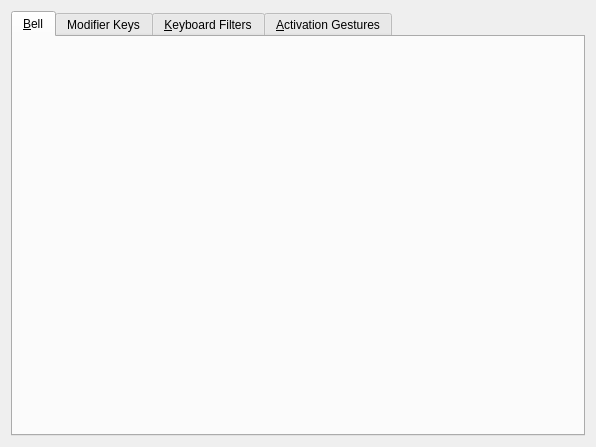
Sonic-DE/sonic-desktop-interface, file kcms/access/accessibility.ui: the form before one commit.
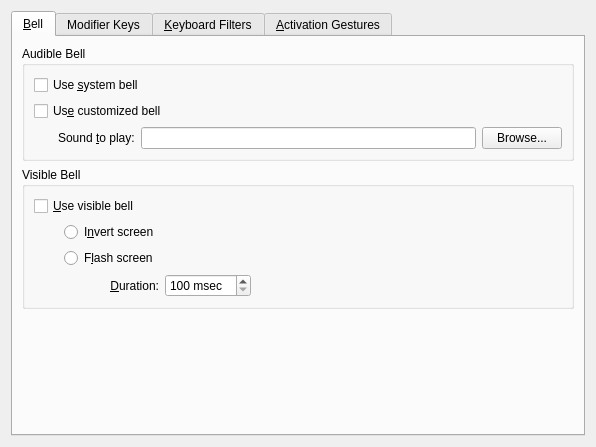
The form after the commit. Custom widgets are drawn as their Qt base class.

Commit message:
Move the bell config into the .ui file
In addition it slightly adjusts the description texts and uses them as
tooltip instead of whats this.

```diff
--- a/kcms/access/accessibility.ui
+++ b/kcms/access/accessibility.ui
@@ -23,6 +23,204 @@
       <attribute name="title">
        <string>&amp;Bell</string>
       </attribute>
+      <layout class="QVBoxLayout" name="verticalLayout_3">
+       <item>
+        <widget class="QGroupBox" name="groupBox">
+         <property name="title">
+          <string>Audible Bell</string>
+         </property>
+         <layout class="QVBoxLayout" name="verticalLayout_2">
+          <item>
+           <widget class="QCheckBox" name="systemBell">
+            <property name="toolTip">
+             <string>If this option is checked, the default system bell will be used. Usually, this is just a &quot;beep&quot;.</string>
+            </property>
+            <property name="text">
+             <string>Use &amp;system bell</string>
+            </property>
+           </widget>
+          </item>
+          <item>
+           <widget class="QCheckBox" name="customBell">
+            <property name="toolTip">
+             <string>Check this option if you want to use a customized bell, playing a sound file. If you do this, you will probably want to turn off the system bell.</string>
+            </property>
+            <property name="text">
+             <string>Us&amp;e customized bell</string>
+            </property>
+           </widget>
+          </item>
+          <item>
+           <layout class="QHBoxLayout" name="horizontalLayout">
+            <item>
+             <spacer name="horizontalSpacer">
+              <property name="orientation">
+               <enum>Qt::Horizontal</enum>
+              </property>
+              <property name="sizeType">
+               <enum>QSizePolicy::Fixed</enum>
+              </property>
+              <property name="sizeHint" stdset="0">
+               <size>
+                <width>24</width>
+                <height>20</height>
+               </size>
+              </property>
+             </spacer>
+            </item>
+            <item>
+             <widget class="QLabel" name="soundLabel">
+              <property name="toolTip">
+               <string>If the option &quot;Use customized bell&quot; is enabled, you can choose a sound file here. Click &quot;Browse...&quot; to choose a sound file using the file dialog.</string>
+              </property>
+              <property name="text">
+               <string>Sound &amp;to play:</string>
+              </property>
+              <property name="buddy">
+               <cstring>soundEdit</cstring>
+              </property>
+             </widget>
+            </item>
+            <item>
+             <widget class="QLineEdit" name="soundEdit">
+              <property name="toolTip">
+               <string>If the option &quot;Use customized bell&quot; is enabled, you can choose a sound file here. Click &quot;Browse...&quot; to choose a sound file using the file dialog.</string>
+              </property>
+             </widget>
+            </item>
+            <item>
+             <widget class="QPushButton" name="soundButton">
+              <property name="toolTip">
+               <string>If the option &quot;Use customized bell&quot; is enabled, you can choose a sound file here. Click &quot;Browse...&quot; to choose a sound file using the file dialog.</string>
+              </property>
+              <property name="text">
+               <string>Browse...</string>
+              </property>
+             </widget>
+            </item>
+           </layout>
+          </item>
+         </layout>
+        </widget>
+       </item>
+       <item>
+        <widget class="QGroupBox" name="groupBox_2">
+         <property name="title">
+          <string>Visible Bell</string>
+         </property>
+         <layout class="QGridLayout" name="gridLayout">
+          <item row="0" column="0" colspan="4">
+           <widget class="QCheckBox" name="visibleBell">
+            <property name="toolTip">
+             <string>This option will turn on the &quot;visible bell&quot;, i.e. a visible notification shown every time that normally just a bell would occur. This is especially useful for deaf people.</string>
+            </property>
+            <property name="text">
+             <string>&amp;Use visible bell</string>
+            </property>
+           </widget>
+          </item>
+          <item row="3" column="1">
+           <widget class="QRadioButton" name="flashScreen">
+            <property name="toolTip">
+             <string>The screen will turn to a custom color for the amount of time specified below.</string>
+            </property>
+            <property name="text">
+             <string>F&amp;lash screen</string>
+            </property>
+           </widget>
+          </item>
+          <item row="2" column="1">
+           <widget class="QRadioButton" name="invertScreen">
+            <property name="toolTip">
+             <string>All screen colors will be inverted for the amount of time specified below.</string>
+            </property>
+            <property name="text">
+             <string>I&amp;nvert screen</string>
+            </property>
+           </widget>
+          </item>
+          <item row="2" column="0">
+           <spacer name="horizontalSpacer_2">
+            <property name="orientation">
+             <enum>Qt::Horizontal</enum>
+            </property>
+            <property name="sizeType">
+             <enum>QSizePolicy::Fixed</enum>
+            </property>
+            <property name="sizeHint" stdset="0">
+             <size>
+              <width>24</width>
+              <height>20</height>
+             </size>
+            </property>
+           </spacer>
+          </item>
+          <item row="3" column="2">
+           <widget class="KColorButton" name="colorButton" native="true">
+            <property name="toolTip">
+             <string>Click here to choose the color used for the &quot;flash screen&quot; visible bell.</string>
+            </property>
+           </widget>
+          </item>
+          <item row="4" column="1">
+           <widget class="QLabel" name="label">
+            <property name="text">
+             <string>&amp;Duration:</string>
+            </property>
+            <property name="alignment">
+             <set>Qt::AlignRight|Qt::AlignTrailing|Qt::AlignVCenter</set>
+            </property>
+            <property name="buddy">
+             <cstring>duration</cstring>
+            </property>
+           </widget>
+          </item>
+          <item row="4" column="2">
+           <widget class="QSpinBox" name="duration">
+            <property name="toolTip">
+             <string>Here you can customize the duration of the &quot;visible bell&quot; effect being shown.</string>
+            </property>
+            <property name="suffix">
+             <string> msec</string>
+            </property>
+            <property name="minimum">
+             <number>100</number>
+            </property>
+            <property name="maximum">
+             <number>2000</number>
+            </property>
+           </widget>
+          </item>
+          <item row="2" column="3">
+           <spacer name="horizontalSpacer_3">
+            <property name="orientation">
+             <enum>Qt::Horizontal</enum>
+            </property>
+            <property name="sizeHint" stdset="0">
+             <size>
+              <width>40</width>
+              <height>20</height>
+             </size>
+            </property>
+           </spacer>
+          </item>
+         </layout>
+        </widget>
+       </item>
+       <item>
+        <spacer name="verticalSpacer">
+         <property name="orientation">
+          <enum>Qt::Vertical</enum>
+         </property>
+         <property name="sizeHint" stdset="0">
+          <size>
+           <width>20</width>
+           <height>40</height>
+          </size>
+         </property>
+        </spacer>
+       </item>
+      </layout>
      </widget>
      <widget class="QWidget" name="tabModifier">
       <attribute name="title">
@@ -43,6 +241,14 @@
    </item>
   </layout>
  </widget>
+ <customwidgets>
+  <customwidget>
+   <class>KColorButton</class>
+   <extends>QWidget</extends>
+   <header location="global">kcolorbutton.h</header>
+   <container>1</container>
+  </customwidget>
+ </customwidgets>
  <resources/>
  <connections/>
 </ui>
```
The commit also changes 2 other files.
